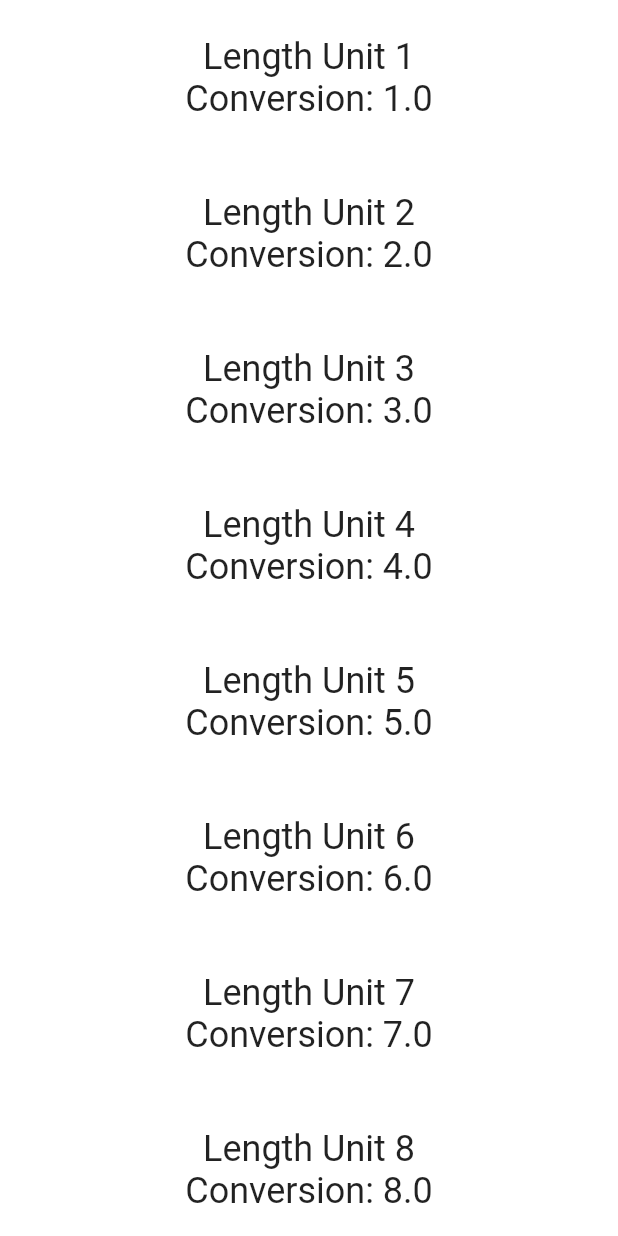
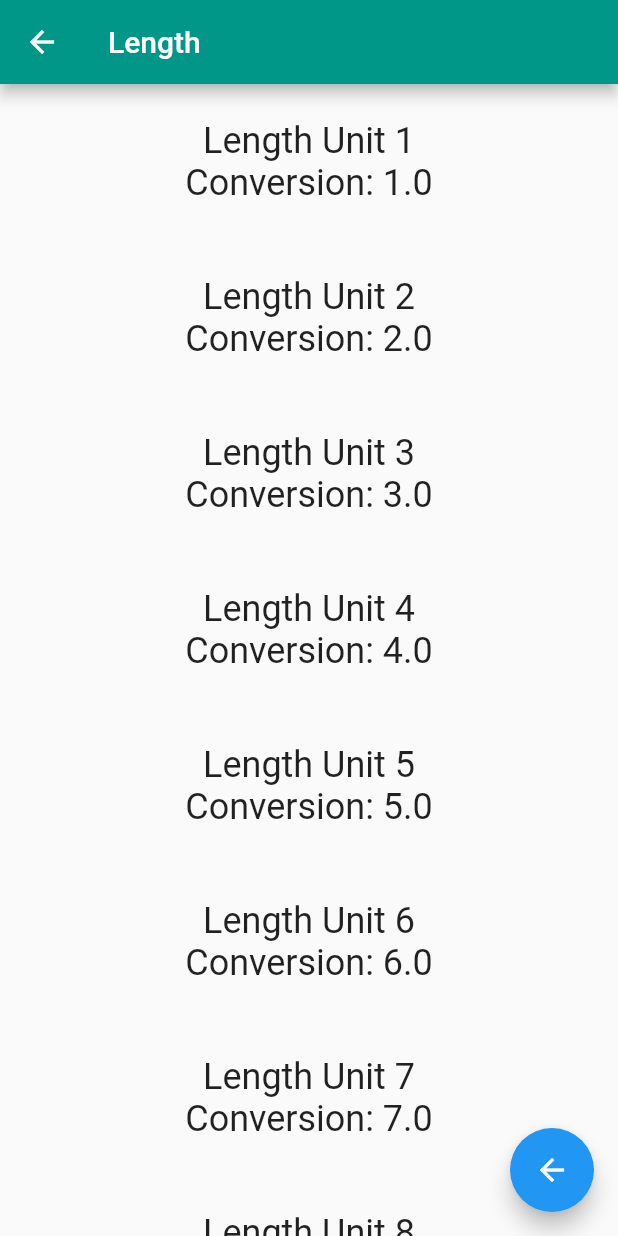
Before and after one commit to jatubio/udacity-flutter-04_navigation, a Flutter app: the screen it shows after launch, after a tap on "Length", on a phone screen of 412 x 824 dp. Run offline on Flutter 3.47's test engine with Material 2 defaults, Android fonts, the phone set to English and light mode, and no system bars.

Commit message:
fixed [SCREENS][CONVERTED] build()
Wrap Listview into Scaffold instead of

```diff
--- a/lib/converter_screen.dart
+++ b/lib/converter_screen.dart
@@ -13,7 +13,6 @@ class ConverterScreen extends StatelessWidget {
   final Color color;
 
   /// This [ConverterScreen] requires the color and units to not be null.
-  // TODO: Pass in the [Category]'s color
   const ConverterScreen({
     @required this.units,
     @required this.title,
@@ -26,7 +25,6 @@ class ConverterScreen extends StatelessWidget {
   Widget build(BuildContext context) {
     // Here is just a placeholder for a list of mock units
     final unitWidgets = units.map((Unit unit) {
-      // TODO: Set the color for this Container
       return Container(
         margin: EdgeInsets.all(8.0),
         padding: EdgeInsets.all(16.0),
@@ -34,19 +32,31 @@ class ConverterScreen extends StatelessWidget {
           children: <Widget>[
             Text(
               unit.name,
-              style: Theme.of(context).textTheme.headline,
+              style: Theme.of(context).textTheme.headline5,
             ),
             Text(
               'Conversion: ${unit.conversion}',
-              style: Theme.of(context).textTheme.headline,
+              style: Theme.of(context).textTheme.headline5,
             ),
           ],
         ),
       );
     }).toList();
 
-    return ListView(
-      children: unitWidgets,
+    return Scaffold(
+      body: ListView(
+        children: unitWidgets,
+      ),
+      appBar: AppBar(
+        title: Text(this.title),
+        backgroundColor: this.color,
+      ),
+      floatingActionButton: FloatingActionButton(
+        child: Icon(Icons.arrow_back),
+        onPressed: () {
+          _navigateToConverter(context);
+        },
+      ),
     );
   }
 
```
